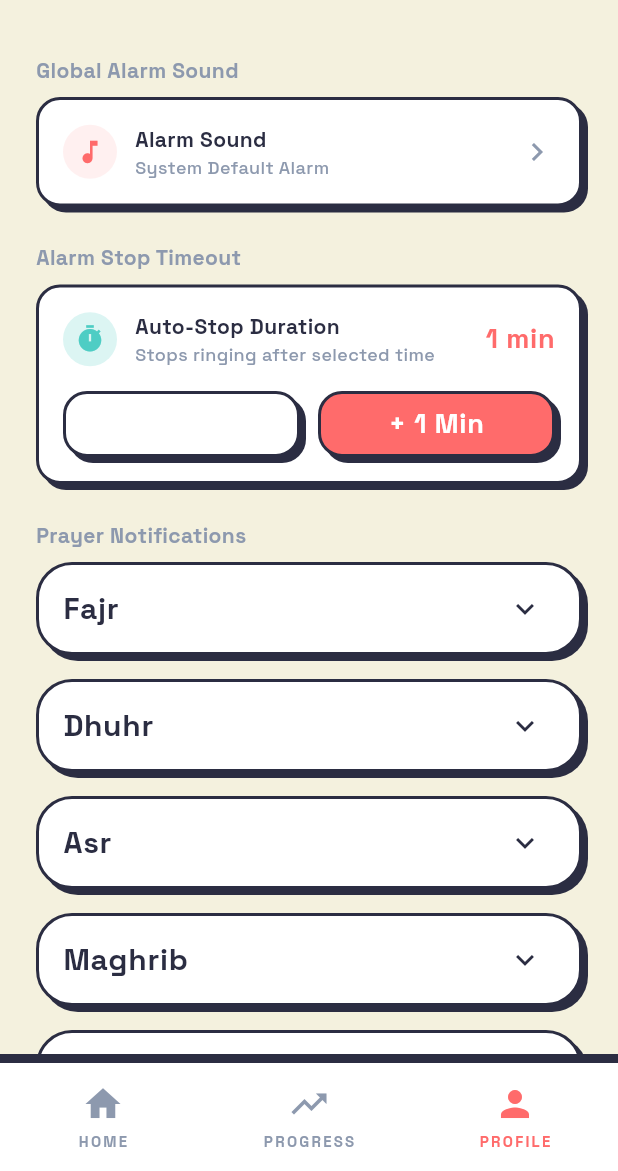
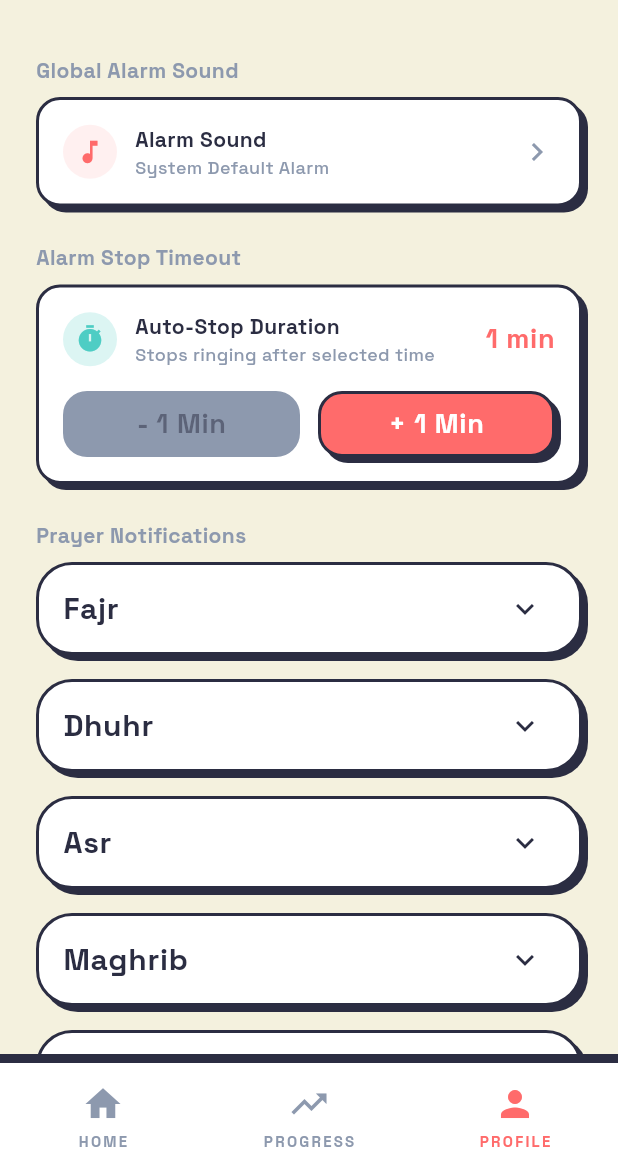
Before and after one commit to Althafmu/namaz_tracker, a Flutter app: the NotificationsSettingsPage screen opened by its route, on a phone screen of 412 x 824 dp, the part 65-1236 px from its top. Run offline on Flutter 3.47's test engine with Material 3 defaults, Android fonts, the phone set to English and light mode, and no system bars; our stand-ins replace adhan, audioplayers, bloc_concurrency, connectivity_plus, dio, equatable and 15 more; accounts and stored records are empty; statements that could not run were skipped.

```diff
--- a/lib/core/widgets/neo_button.dart
+++ b/lib/core/widgets/neo_button.dart
@@ -42,20 +42,21 @@ class _NeoButtonState extends State<NeoButton> {
   @override
   Widget build(BuildContext context) {
     final c = AppColors.of(context);
-    final effectiveColor = widget.disabled
+    final isDisabled = widget.disabled || widget.onPressed == null;
+    final effectiveColor = isDisabled
         ? c.textSecondary
         : (widget.color ?? c.primary);
-    final effectiveTextColor = widget.disabled
+    final effectiveTextColor = isDisabled
         ? c.textPrimary.withValues(alpha: 0.5)
         : (widget.textColor ?? c.surface);
-    final effectiveBorderColor = widget.disabled ? c.textSecondary : c.border;
+    final effectiveBorderColor = isDisabled ? c.textSecondary : c.border;
 
     return GestureDetector(
-      onTapDown: widget.disabled ? null : (_) {
+      onTapDown: isDisabled ? null : (_) {
         HapticFeedback.lightImpact();
         setState(() => _isPressed = true);
       },
-      onTapUp: widget.disabled ? null : (_) {
+      onTapUp: isDisabled ? null : (_) {
         setState(() => _isPressed = false);
         widget.onPressed?.call();
       },
@@ -79,7 +80,7 @@ class _NeoButtonState extends State<NeoButton> {
             width: 2.0,
           ),
           boxShadow: [
-            if (!widget.disabled)
+            if (!isDisabled)
               BoxShadow(
                 color: c.border,
                 offset: Offset(
--- a/lib/features/prayer/presentation/pages/profile/settings_page.dart
+++ b/lib/features/prayer/presentation/pages/profile/settings_page.dart
@@ -1,5 +1,6 @@
 import 'package:flutter/material.dart';
 import 'package:flutter_bloc/flutter_bloc.dart';
+import 'package:go_router/go_router.dart';
 
 import '../../../../../core/theme/app_colors.dart';
 import '../../../../../core/theme/app_text_styles.dart';
@@ -93,6 +94,7 @@ class SettingsPage extends StatelessWidget {
                   child: UserInfoCard(
                     displayStreak: streakState.streak.displayStreak,
                     onEditTap: () => showEditProfileSheet(context),
+                    onStreakTap: () => context.go('/progress'),
                   ),
                 ),
 
--- a/lib/features/prayer/presentation/pages/settings/notifications_settings_page.dart
+++ b/lib/features/prayer/presentation/pages/settings/notifications_settings_page.dart
@@ -133,17 +133,23 @@ class NotificationsSettingsPage extends StatelessWidget {
                           ],
                         ),
                         const SizedBox(height: 16),
-                        Row(
+                        Builder(builder: (context) {
+                          final canDecrease = state.alarmDurationMinutes > 1;
+                          final canIncrease = state.alarmDurationMinutes < 10;
+                          return Row(
                             children: [
                               Expanded(
                                 child: NeoButton(
                                   text: '- 1 Min',
                                   color: c.surface,
+                                  textColor: c.textPrimary,
                                   height: 44,
-                                onPressed: state.alarmDurationMinutes > 1
+                                  disabled: !canDecrease,
+                                  onPressed: canDecrease
                                       ? () => context.read<SettingsBloc>().add(
                                             UpdateAlarmDuration(
-                                            state.alarmDurationMinutes - 1))
+                                                state.alarmDurationMinutes - 1),
+                                          )
                                       : null,
                                 ),
                               ),
@@ -153,15 +159,18 @@ class NotificationsSettingsPage extends StatelessWidget {
                                   text: '+ 1 Min',
                                   color: c.primary,
                                   height: 44,
-                                onPressed: state.alarmDurationMinutes < 10
+                                  disabled: !canIncrease,
+                                  onPressed: canIncrease
                                       ? () => context.read<SettingsBloc>().add(
                                             UpdateAlarmDuration(
-                                            state.alarmDurationMinutes + 1))
+                                                state.alarmDurationMinutes + 1),
+                                          )
                                       : null,
                                 ),
                               ),
                             ],
-                        ),
+                          );
+                        }),
                       ],
                     ),
                   ),
```
Also changed, not shown: lib/features/prayer/presentation/pages/home/widgets/streak_header.dart (+24 -18 lines), lib/features/prayer/presentation/pages/profile/widgets/user_info_card.dart (+11 -2 lines), lib/features/prayer/presentation/pages/progress/progress_page.dart (+96 -0 lines). Lines whose indentation alone changed are shown as unchanged.
